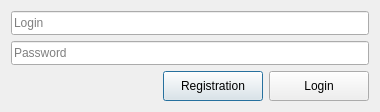
The window that QtChatClient/authentication.ui (imitatehappiness/QtChat) describes before a commit, drawn with Qt 5.
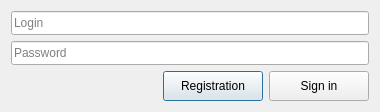
The same window after the commit.

Patch:
```diff
--- a/QtChatClient/authentication.ui
+++ b/QtChatClient/authentication.ui
@@ -108,7 +108,7 @@
         </size>
        </property>
        <property name="text">
-        <string>Login</string>
+        <string>Sign in</string>
        </property>
       </widget>
      </item>
```
